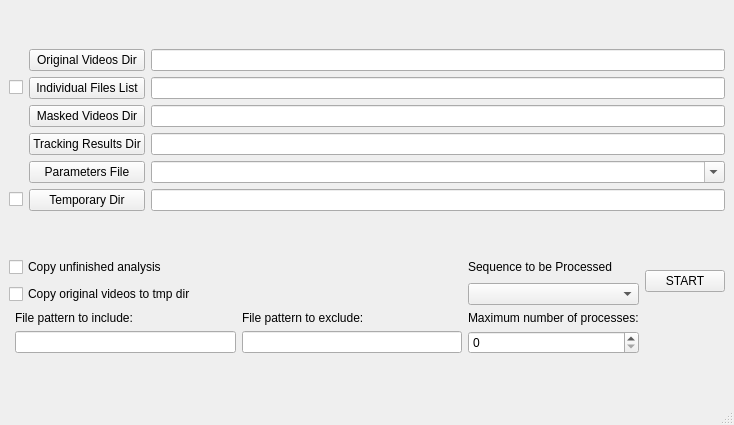
The window that tierpsy/gui/QtDesignerFiles/BatchProcessing.ui (ver228/tierpsy-tracker) describes before a commit, drawn with Qt 5.
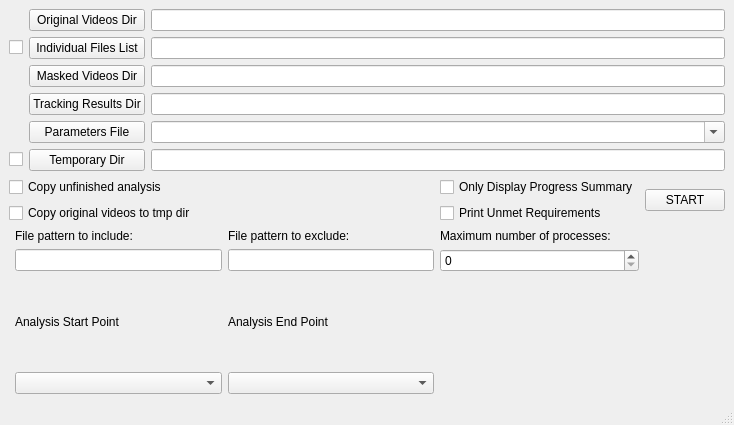
The same window after the commit.

Commit message: import batch processing GUI

Diff of the .ui file:
```diff
--- a/tierpsy/gui/QtDesignerFiles/BatchProcessing.ui
+++ b/tierpsy/gui/QtDesignerFiles/BatchProcessing.ui
@@ -124,6 +124,13 @@
      <layout class="QHBoxLayout" name="horizontalLayout_2">
       <item>
        <layout class="QGridLayout" name="gridLayout_3">
+        <item row="4" column="1">
+         <widget class="QLabel" name="label">
+          <property name="text">
+           <string>Analysis Start Point</string>
+          </property>
+         </widget>
+        </item>
         <item row="0" column="4" rowspan="2">
          <widget class="QPushButton" name="pushButton_start">
           <property name="text">
@@ -193,13 +200,30 @@
           </property>
          </widget>
         </item>
-        <item row="1" column="3">
-         <widget class="QComboBox" name="p_analysis_sequence"/>
+        <item row="5" column="1">
+         <widget class="QComboBox" name="p_force_start_point"/>
+        </item>
+        <item row="4" column="2">
+         <widget class="QLabel" name="label_2">
+          <property name="text">
+           <string>Analysis End Point</string>
+          </property>
+         </widget>
+        </item>
+        <item row="5" column="2">
+         <widget class="QComboBox" name="p_end_point"/>
         </item>
         <item row="0" column="3">
-         <widget class="QLabel" name="label">
+         <widget class="QCheckBox" name="p_only_summary">
           <property name="text">
-           <string>Sequence to be Processed</string>
+           <string>Only Display Progress Summary</string>
+          </property>
+         </widget>
+        </item>
+        <item row="1" column="3">
+         <widget class="QCheckBox" name="p_unmet_requirements">
+          <property name="text">
+           <string>Print Unmet Requirements</string>
           </property>
          </widget>
         </item>
```
The commit also changes 12 other files.
